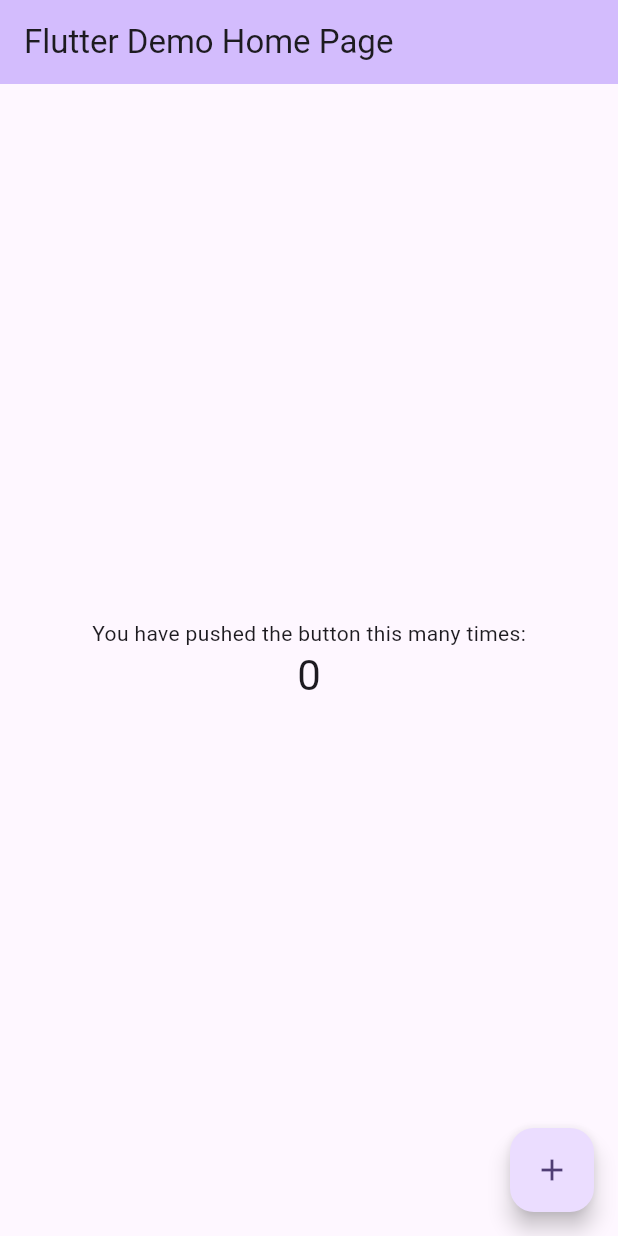
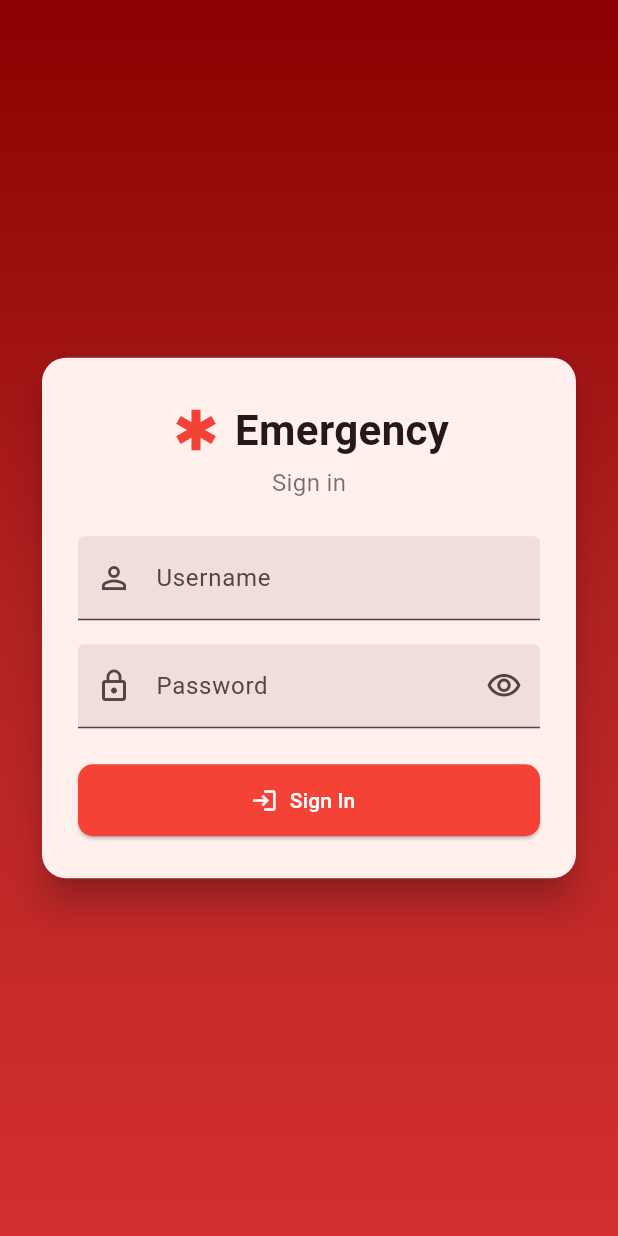
Before and after one commit to Weerapong-gui/Emergency_Demo1, a Flutter app: the screen it shows after launch, on a phone screen of 412 x 824 dp. Run offline on Flutter 3.47's test engine with Material 3 defaults, Android fonts, the phone set to English and light mode, and no system bars.

Commit message:
add Login/Sign in page

```diff
--- a/emergency_demo1/lib/main.dart
+++ b/emergency_demo1/lib/main.dart
@@ -1,122 +1,8 @@
+import 'package:emergency_demo1/title.dart';
 import 'package:flutter/material.dart';
 
 void main() {
   runApp(const MyApp());
 }
 
-class MyApp extends StatelessWidget {
-  const MyApp({super.key});
-
-  // This widget is the root of your application.
-  @override
-  Widget build(BuildContext context) {
-    return MaterialApp(
-      title: 'Flutter Demo',
-      theme: ThemeData(
-        // This is the theme of your application.
-        //
-        // TRY THIS: Try running your application with "flutter run". You'll see
-        // the application has a purple toolbar. Then, without quitting the app,
-        // try changing the seedColor in the colorScheme below to Colors.green
-        // and then invoke "hot reload" (save your changes or press the "hot
-        // reload" button in a Flutter-supported IDE, or press "r" if you used
-        // the command line to start the app).
-        //
-        // Notice that the counter didn't reset back to zero; the application
-        // state is not lost during the reload. To reset the state, use hot
-        // restart instead.
-        //
-        // This works for code too, not just values: Most code changes can be
-        // tested with just a hot reload.
-        colorScheme: ColorScheme.fromSeed(seedColor: Colors.deepPurple),
-      ),
-      home: const MyHomePage(title: 'Flutter Demo Home Page'),
-    );
-  }
-}
-
-class MyHomePage extends StatefulWidget {
-  const MyHomePage({super.key, required this.title});
-
-  // This widget is the home page of your application. It is stateful, meaning
-  // that it has a State object (defined below) that contains fields that affect
-  // how it looks.
-
-  // This class is the configuration for the state. It holds the values (in this
-  // case the title) provided by the parent (in this case the App widget) and
-  // used by the build method of the State. Fields in a Widget subclass are
-  // always marked "final".
-
-  final String title;
-
-  @override
-  State<MyHomePage> createState() => _MyHomePageState();
-}
-
-class _MyHomePageState extends State<MyHomePage> {
-  int _counter = 0;
-
-  void _incrementCounter() {
-    setState(() {
-      // This call to setState tells the Flutter framework that something has
-      // changed in this State, which causes it to rerun the build method below
-      // so that the display can reflect the updated values. If we changed
-      // _counter without calling setState(), then the build method would not be
-      // called again, and so nothing would appear to happen.
-      _counter++;
-    });
-  }
-
-  @override
-  Widget build(BuildContext context) {
-    // This method is rerun every time setState is called, for instance as done
-    // by the _incrementCounter method above.
-    //
-    // The Flutter framework has been optimized to make rerunning build methods
-    // fast, so that you can just rebuild anything that needs updating rather
-    // than having to individually change instances of widgets.
-    return Scaffold(
-      appBar: AppBar(
-        // TRY THIS: Try changing the color here to a specific color (to
-        // Colors.amber, perhaps?) and trigger a hot reload to see the AppBar
-        // change color while the other colors stay the same.
-        backgroundColor: Theme.of(context).colorScheme.inversePrimary,
-        // Here we take the value from the MyHomePage object that was created by
-        // the App.build method, and use it to set our appbar title.
-        title: Text(widget.title),
-      ),
-      body: Center(
-        // Center is a layout widget. It takes a single child and positions it
-        // in the middle of the parent.
-        child: Column(
-          // Column is also a layout widget. It takes a list of children and
-          // arranges them vertically. By default, it sizes itself to fit its
-          // children horizontally, and tries to be as tall as its parent.
-          //
-          // Column has various properties to control how it sizes itself and
-          // how it positions its children. Here we use mainAxisAlignment to
-          // center the children vertically; the main axis here is the vertical
-          // axis because Columns are vertical (the cross axis would be
-          // horizontal).
-          //
-          // TRY THIS: Invoke "debug painting" (choose the "Toggle Debug Paint"
-          // action in the IDE, or press "p" in the console), to see the
-          // wireframe for each widget.
-          mainAxisAlignment: MainAxisAlignment.center,
-          children: <Widget>[
-            const Text('You have pushed the button this many times:'),
-            Text(
-              '$_counter',
-              style: Theme.of(context).textTheme.headlineMedium,
-            ),
-          ],
-        ),
-      ),
-      floatingActionButton: FloatingActionButton(
-        onPressed: _incrementCounter,
-        tooltip: 'Increment',
-        child: const Icon(Icons.add),
-      ), // This trailing comma makes auto-formatting nicer for build methods.
-    );
-  }
-}
+// Keeping this file minimal; MyApp builds a blank Scaffold in title.dart.
--- /dev/null
+++ b/emergency_demo1/lib/title.dart
@@ -0,0 +1,202 @@
+import 'package:flutter/material.dart';
+
+class MyApp extends StatelessWidget {
+  const MyApp({super.key});
+
+  @override
+  Widget build(BuildContext context) {
+    return MaterialApp(
+      debugShowCheckedModeBanner: false,
+      title: 'Emergency',
+      theme: ThemeData(
+        colorScheme: ColorScheme.fromSeed(
+          seedColor: Colors.red,
+          brightness: Brightness.light,
+        ),
+        useMaterial3: true,
+      ),
+      home: const LoginPage(),
+    );
+  }
+}
+
+class LoginPage extends StatefulWidget {
+  const LoginPage({super.key});
+
+  @override
+  State<LoginPage> createState() => _LoginPageState();
+}
+
+class _LoginPageState extends State<LoginPage> {
+  final _formKey = GlobalKey<FormState>();
+  final _usernameController = TextEditingController();
+  final _passwordController = TextEditingController();
+  bool _obscure = true;
+
+  @override
+  void dispose() {
+    _usernameController.dispose();
+    _passwordController.dispose();
+    super.dispose();
+  }
+
+  void _submit() {
+    if (!(_formKey.currentState?.validate() ?? false)) return;
+
+    final user = _usernameController.text.trim();
+    final pass = _passwordController.text;
+
+    if (user == 'admin' && pass == '12345678') {
+      Navigator.of(context).pushReplacement(
+        MaterialPageRoute(builder: (_) => const HomePage()),
+      );
+    } else {
+      ScaffoldMessenger.of(context).showSnackBar(
+        const SnackBar(content: Text('Invalid username or password')),
+      );
+    }
+  }
+
+  @override
+  Widget build(BuildContext context) {
+    return Scaffold(
+      body: Container(
+        decoration: const BoxDecoration(
+          gradient: LinearGradient(
+            begin: Alignment.topCenter,
+            end: Alignment.bottomCenter,
+            colors: [
+              Color(0xFF8B0000), // dark red
+              Color(0xFFB22222), // firebrick
+              Color(0xFFD32F2F), // red 700
+            ],
+          ),
+        ),
+        child: Center(
+          child: SingleChildScrollView(
+            padding: const EdgeInsets.all(24),
+            child: ConstrainedBox(
+              constraints: const BoxConstraints(maxWidth: 420),
+              child: Card(
+                elevation: 10,
+                shape: RoundedRectangleBorder(
+                  borderRadius: BorderRadius.circular(16),
+                ),
+                child: Padding(
+                  padding: const EdgeInsets.symmetric(
+                    horizontal: 24,
+                    vertical: 28,
+                  ),
+                  child: Form(
+                    key: _formKey,
+                    child: Column(
+                      mainAxisSize: MainAxisSize.min,
+                      crossAxisAlignment: CrossAxisAlignment.stretch,
+                      children: [
+                        Row(
+                          mainAxisAlignment: MainAxisAlignment.center,
+                          children: const [
+                            Icon(Icons.emergency, color: Colors.red, size: 36),
+                            SizedBox(width: 8),
+                            Text(
+                              'Emergency',
+                              style: TextStyle(
+                                fontSize: 28,
+                                fontWeight: FontWeight.w700,
+                              ),
+                            ),
+                          ],
+                        ),
+                        const SizedBox(height: 4),
+                        const Center(
+                          child: Text(
+                            'Sign in',
+                            style: TextStyle(
+                              fontSize: 16,
+                              color: Colors.black54,
+                            ),
+                          ),
+                        ),
+                        const SizedBox(height: 24),
+                        TextFormField(
+                          key: const Key('usernameField'),
+                          controller: _usernameController,
+                          decoration: const InputDecoration(
+                            labelText: 'Username',
+                            prefixIcon: Icon(Icons.person_outline),
+                            filled: true,
+                          ),
+                          validator: (v) =>
+                              (v == null || v.trim().isEmpty) ? 'Enter username' : null,
+                        ),
+                        const SizedBox(height: 16),
+                        TextFormField(
+                          key: const Key('passwordField'),
+                          controller: _passwordController,
+                          obscureText: _obscure,
+                          decoration: InputDecoration(
+                            labelText: 'Password',
+                            prefixIcon: const Icon(Icons.lock_outline),
+                            filled: true,
+                            suffixIcon: IconButton(
+                              tooltip: _obscure ? 'Show password' : 'Hide password',
+                              icon: Icon(_obscure
+                                  ? Icons.visibility_outlined
+                                  : Icons.visibility_off_outlined),
+                              onPressed: () => setState(() => _obscure = !_obscure),
+                            ),
+                          ),
+                          validator: (v) =>
+                              (v == null || v.isEmpty) ? 'Enter password' : null,
+                        ),
+                        const SizedBox(height: 24),
+                        SizedBox(
+                          height: 48,
+                          child: ElevatedButton.icon(
+                            key: const Key('signInButton'),
+                            style: ElevatedButton.styleFrom(
+                              backgroundColor: Colors.red,
+                              foregroundColor: Colors.white,
+                              shape: RoundedRectangleBorder(
+                                borderRadius: BorderRadius.circular(10),
+                              ),
+                            ),
+                            onPressed: _submit,
+                            icon: const Icon(Icons.login),
+                            label: const Text('Sign In'),
+                          ),
+                        ),
+                      ],
+                    ),
+                  ),
+                ),
+              ),
+            ),
+          ),
+        ),
+      ),
+    );
+  }
+}
+
+class HomePage extends StatelessWidget {
+  const HomePage({super.key});
+
+  @override
+  Widget build(BuildContext context) {
+    return Scaffold(
+      key: const Key('homeScreen'),
+      appBar: AppBar(
+        title: const Text('Home'),
+        backgroundColor: Colors.red,
+        foregroundColor: Colors.white,
+      ),
+      body: const Center(
+        child: Text(
+          'Welcome',
+          style: TextStyle(fontSize: 20),
+        ),
+      ),
+    );
+  }
+}
```
Also changed, not shown: 1 other file.
